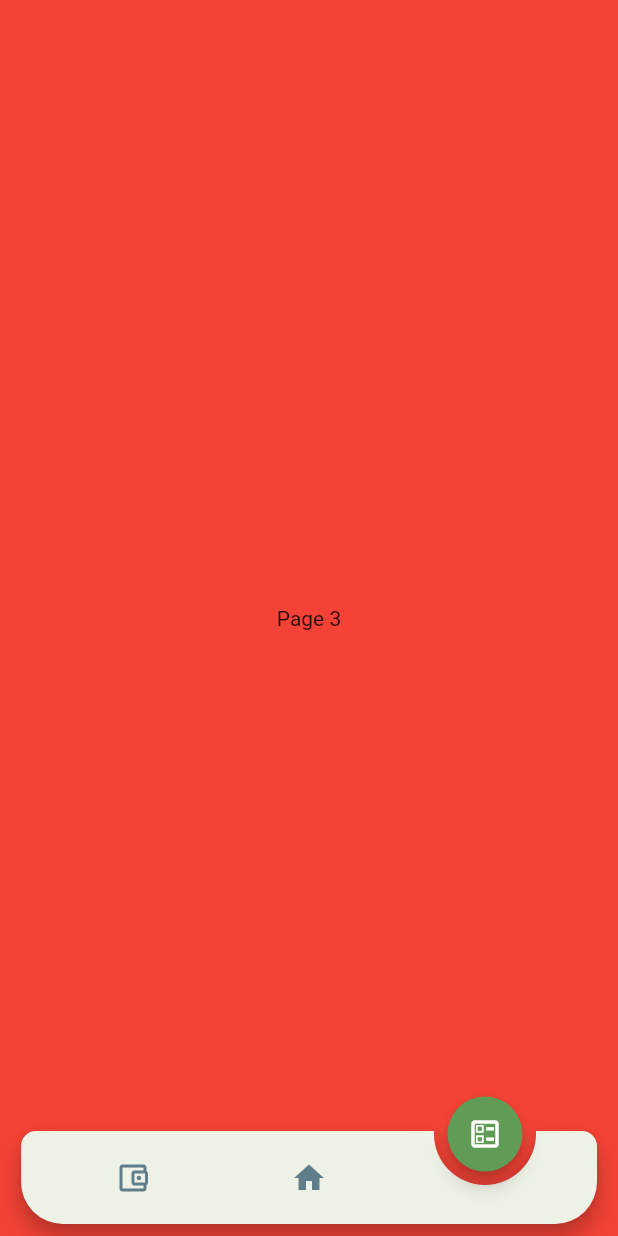
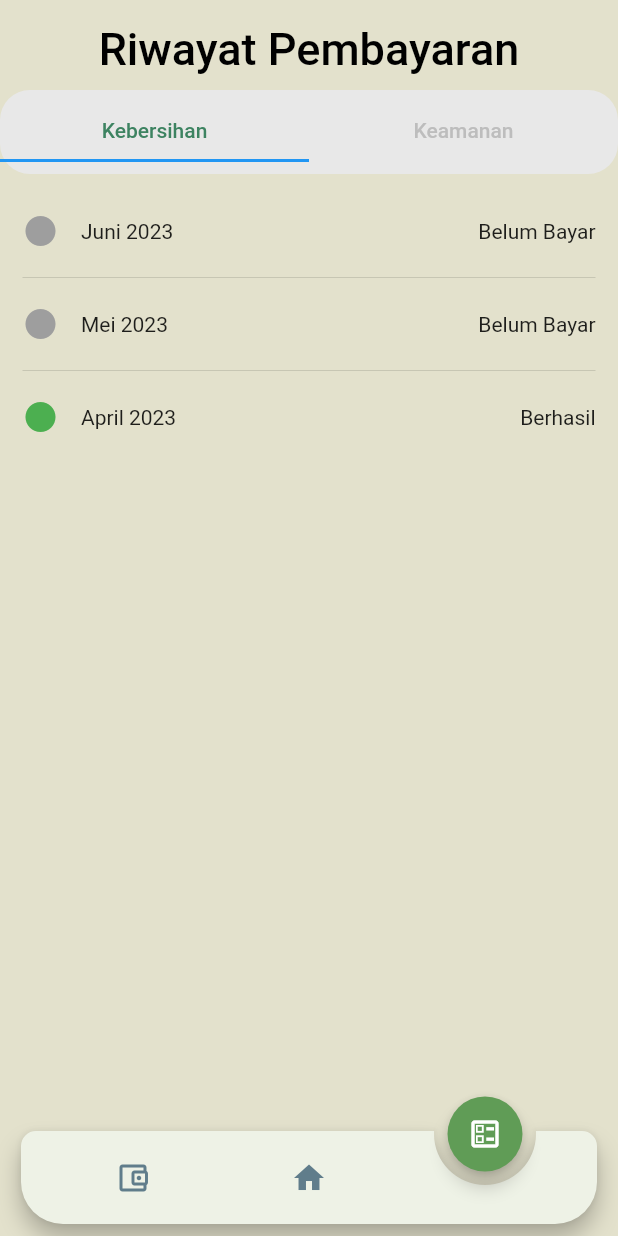
Before and after one commit to nandaeka02/trusche, a Flutter app: the UserbotBar screen opened directly, on a phone screen of 412 x 824 dp. Run offline on Flutter 3.47's test engine with Material 2 defaults, Android fonts, the phone set to English and light mode, and no system bars; drawn by our look-alikes of animated_notch_bottom_bar, contained_tab_bar_view; our stand-ins replace dropdown_button2, hexcolor.

Commit message:
riwayat sama home user

```diff
--- a/lib/main.dart
+++ b/lib/main.dart
@@ -20,7 +20,7 @@ class MyApp extends StatelessWidget {
       theme: ThemeData(
         primarySwatch: Colors.blue,
       ),
-      home: const AdminBottomBarPage(),
+      home: const UserbotBar(),
     );
   }
 }
--- /dev/null
+++ b/lib/pages/user/userRiwayatPembayaran_page.dart
@@ -0,0 +1,253 @@
+import 'package:contained_tab_bar_view/contained_tab_bar_view.dart';
+import 'package:dropdown_button2/dropdown_button2.dart';
+import 'package:flutter/material.dart';
+import 'package:flutter/src/widgets/framework.dart';
+import 'package:flutter/src/widgets/placeholder.dart';
+import 'package:hexcolor/hexcolor.dart';
+import 'package:trusche/configs/colors.dart';
+import 'package:trusche/pages/register_page.dart';
+
+class UserRiwayatPembayaran extends StatefulWidget {
+  const UserRiwayatPembayaran({super.key});
+
+  @override
+  State<UserRiwayatPembayaran> createState() => _UserRiwayatPembayaranState();
+}
+
+class _UserRiwayatPembayaranState extends State<UserRiwayatPembayaran> {
+  final _formKey = GlobalKey<FormState>();
+  final List<String> bulan = [
+    'Januari',
+    'Februari',
+    'Maret',
+    'April',
+    'Mei',
+    'Juni',
+    'Juli',
+    'Agustus',
+    'September',
+    'Oktober',
+    'November',
+    'Desember',
+  ];
+  final List<String> bank = ['BCA', 'BNI', 'Mandiri', 'BRI', 'BSI'];
+  final List<String> ewallet = ['Dana', 'OVO', 'Link Aja'];
+  String? selectedBulan;
+  String? selectedbank;
+  String? selectedewallet;
+
+  bool _obscureText = true;
+  final _pageController = PageController(initialPage: 2);
+
+  @override
+  void dispose() {
+    _pageController.dispose();
+    super.dispose();
+  }
+
+  @override
+  Widget build(BuildContext context) {
+    return Scaffold(
+        extendBodyBehindAppBar: false,
+        appBar: AppBar(
+          toolbarHeight: 15,
+          elevation: 0,
+          backgroundColor: Colors.transparent,
+        ),
+        backgroundColor: ConstantColors.secondaryColor,
+        body: Center(
+          child: Column(
+            children: [
+              Text(
+                'Riwayat Pembayaran',
+                style: TextStyle(
+                    fontSize: 30,
+                    fontWeight: FontWeight.w500,
+                    color: Colors.black),
+              ),
+              SizedBox(
+                height: 10,
+              ),
+              Container(
+                  // padding: const EdgeInsets.all(8.0),
+
+                  width: double.infinity,
+                  height: 450,
+                  child: ContainedTabBarView(
+                      tabs: [
+                        Text(
+                          "Kebersihan",
+                        ),
+                        Text(
+                          "Keamanan",
+                        ),
+                      ],
+                      tabBarProperties: TabBarProperties(
+                        padding: const EdgeInsets.symmetric(
+                          horizontal: 00.0,
+                          vertical: 8.0,
+                        ),
+                        background: Container(
+                          height: 40,
+                          width: 320,
+                          decoration: BoxDecoration(
+                            borderRadius: BorderRadius.circular(20),
+                            color: HexColor("#E8E8E8"),
+                          ),
+                        ),
+                        indicator: ContainerTabIndicator(
+                          radius: BorderRadius.circular(20),
+                          color: Colors.white,
+                          // borderWidth: 2.0,
+                          borderColor: Colors.black,
+                        ),
+                        labelColor: HexColor("#3D8361"),
+                        unselectedLabelColor: HexColor("#BDBDBD"),
+                      ),
+                      views: [
+                        Container(
+                          height: 10,
+                          width: 10,
+                          decoration: BoxDecoration(
+                              color: ConstantColors.secondaryColor),
+                          child: Column(
+                            children: [
+                              Padding(
+                                padding: EdgeInsets.all(15),
+                                child: Column(children: [
+                                  Row(
+                                    crossAxisAlignment: CrossAxisAlignment.center,
+                                    mainAxisAlignment: MainAxisAlignment.start,
+                                    children: [
+                                      Icon(
+                                        Icons.circle_rounded,
+                                        color: Colors.grey,
+                                      ),
+                                      Padding(
+                                        padding: EdgeInsets.all(15),
+                                        child: Text("Juni 2023"),
+                                      ),
+                                      Spacer(),
+                                      Align(
+                                        alignment: Alignment.bottomRight,
+                                        child: Text("Belum Bayar"),
+                                      )
+                                    ],
+                                  ),
+                                  Divider(),
+                                  Row(
+                                    children: [
+                                      Icon(
+                                        Icons.circle_rounded,
+                                        color: Colors.grey,
+                                      ),
+                                      Padding(
+                                        padding: EdgeInsets.all(15),
+                                        child: Text("Mei 2023"),
+                                      ),
+                                      Spacer(),
+                                      Align(
+                                        alignment: Alignment.topLeft,
+                                        child: Text("Belum Bayar"),
+                                      )
+                                    ],
+                                  ),
+                                  Divider(),
+                                  Row(
+                                    children: [
+                                      Icon(
+                                        Icons.circle_rounded,
+                                        color: Colors.green,
+                                      ),
+                                      Padding(
+                                        padding: EdgeInsets.all(15),
+                                        child: Text("April 2023"),
+                                      ),
+                                      Spacer(),
+                                      Align(
+                                        alignment: Alignment.topLeft,
+                                        child: Text("Berhasil"),
+                                      )
+                                    ],
+                                  ),
+                                ]),
+                              )
+                            ],
+                          ),
+                        ),
+                        Container(
+                          height: 10,
+                          width: 10,
+                          decoration: BoxDecoration(
+                              color: ConstantColors.secondaryColor),
+                          child: Column(
+                            children: [
+                              Padding(
+                                padding: EdgeInsets.all(15),
+                                child: Column(children: [
+                                  Row(
+                                    crossAxisAlignment: CrossAxisAlignment.center,
+                                    mainAxisAlignment: MainAxisAlignment.start,
+                                    children: [
+                                      Icon(
+                                        Icons.circle_rounded,
+                                        color: Colors.grey,
+                                      ),
+                                      Padding(
+                                        padding: EdgeInsets.all(15),
+                                        child: Text("Juni 2023"),
+                                      ),
+                                      Spacer(),
+                                      Align(
+                                        alignment: Alignment.bottomRight,
+                                        child: Text("Belum Bayar"),
+                                      )
+                                    ],
+                                  ),
+                                  Divider(),
+                                  Row(
+                                    children: [
+                                      Icon(
+                                        Icons.circle_rounded,
+                                        color: Colors.green,
+                                      ),
+                                      Padding(
+                                        padding: EdgeInsets.all(15),
+                                        child: Text("Mei 2023"),
+                                      ),
+                                      Spacer(),
+                                      Align(
+                                        alignment: Alignment.topLeft,
+                                        child: Text("Berhasil"),
+                                      )
+                                    ],
+                                  ),
+                                  Divider(),
+                                  Row(
+                                    children: [
+                                      Icon(
+                                        Icons.circle_rounded,
+                                        color: Colors.green,
+                                      ),
+                                      Padding(
+                                        padding: EdgeInsets.all(15),
+                                        child: Text("April 2023"),
+                                      ),
+                                      Spacer(),
+                                      Align(
+                                        alignment: Alignment.topLeft,
+                                        child: Text("Berhasil"),
+                                      )
+                                    ],
+                                  ),
+                                ]),
+                              )
+                            ],
+                          ),
+                        ),
+                      ]))
+            ],
+          ),
+        ));
+  }
+}
--- a/lib/pages/user/userbotBar.dart
+++ b/lib/pages/user/userbotBar.dart
@@ -3,6 +3,7 @@ import 'package:flutter/material.dart';
 import 'package:hexcolor/hexcolor.dart';
 import 'package:trusche/pages/user/userHome_page.dart';
 import 'package:trusche/pages/user/userPembayaran_page.dart';
+import 'package:trusche/pages/user/userRiwayatPembayaran_page.dart';
 // import 'package:flutter_svg/flutter_svg.dart';
 
 
@@ -24,7 +25,7 @@ class UserbotBarState extends State<UserbotBar> {
   final List<Widget> bottomBarPages = [
     const UserPembayaran(),
     const UserHomepage(),
-    const Page3(),
+    const UserRiwayatPembayaran(),
 
   ];
 
```
Also changed, not shown: lib/pages/user/userHome_page.dart (+132 -8 lines).
